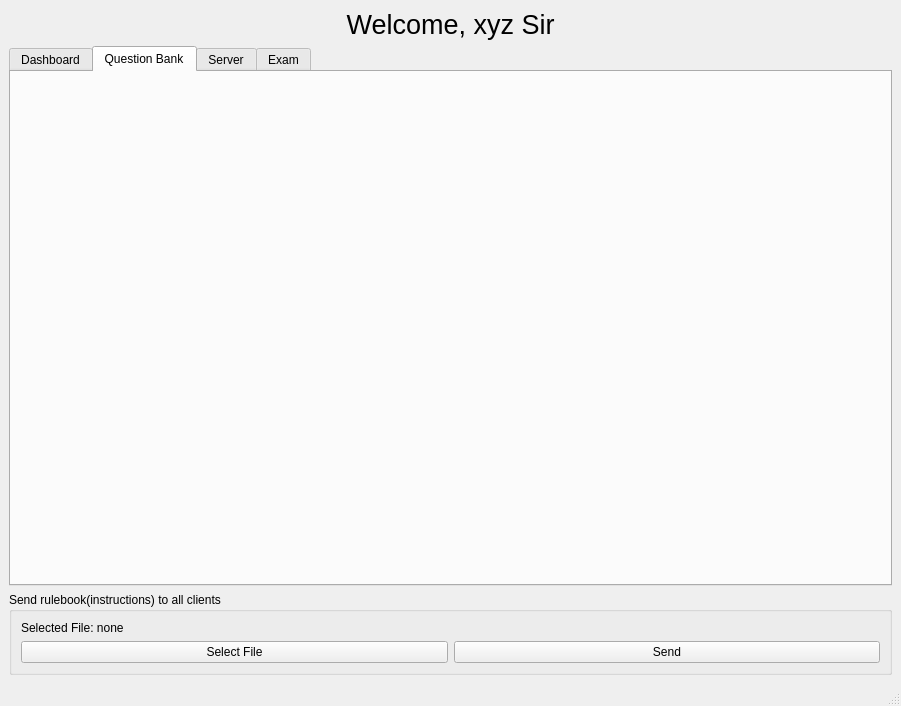
Old version of the form src/SmartXm-CSEKU/teachermodule.ui in the repository KaziRifatMorshed/SmartXm.
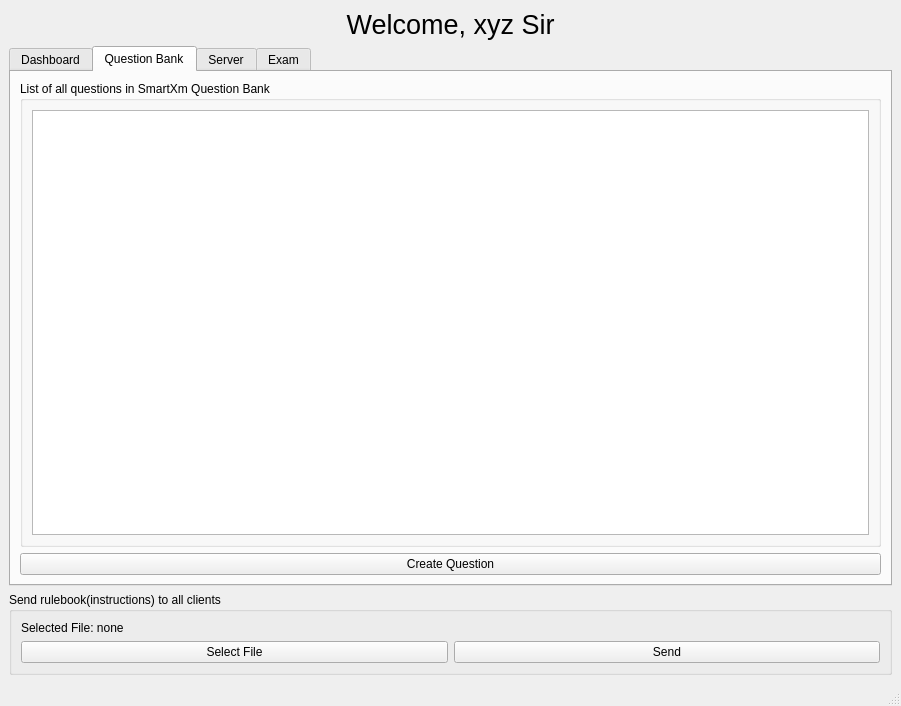
New version of the form. The open tabs and pages were chosen to show the change.

Commit message: Create Ques UI made

The edit to the form file:
```diff
--- a/src/SmartXm-CSEKU/teachermodule.ui
+++ b/src/SmartXm-CSEKU/teachermodule.ui
@@ -36,6 +36,27 @@
        <attribute name="title">
         <string>Question Bank</string>
        </attribute>
+       <layout class="QVBoxLayout" name="verticalLayout_7">
+        <item>
+         <widget class="QGroupBox" name="groupBox">
+          <property name="title">
+           <string>List of all questions in SmartXm Question Bank</string>
+          </property>
+          <layout class="QVBoxLayout" name="verticalLayout_6">
+           <item>
+            <widget class="QTableWidget" name="allQuesList_tableWidget"/>
+           </item>
+          </layout>
+         </widget>
+        </item>
+        <item>
+         <widget class="QPushButton" name="createQues_pushButton">
+          <property name="text">
+           <string>Create Question</string>
+          </property>
+         </widget>
+        </item>
+       </layout>
       </widget>
       <widget class="QWidget" name="Server_tab">
        <attribute name="title">
```
Left out of the diff: 2 changed lines with no effect on the pictures. The commit also changes 4 other files.
